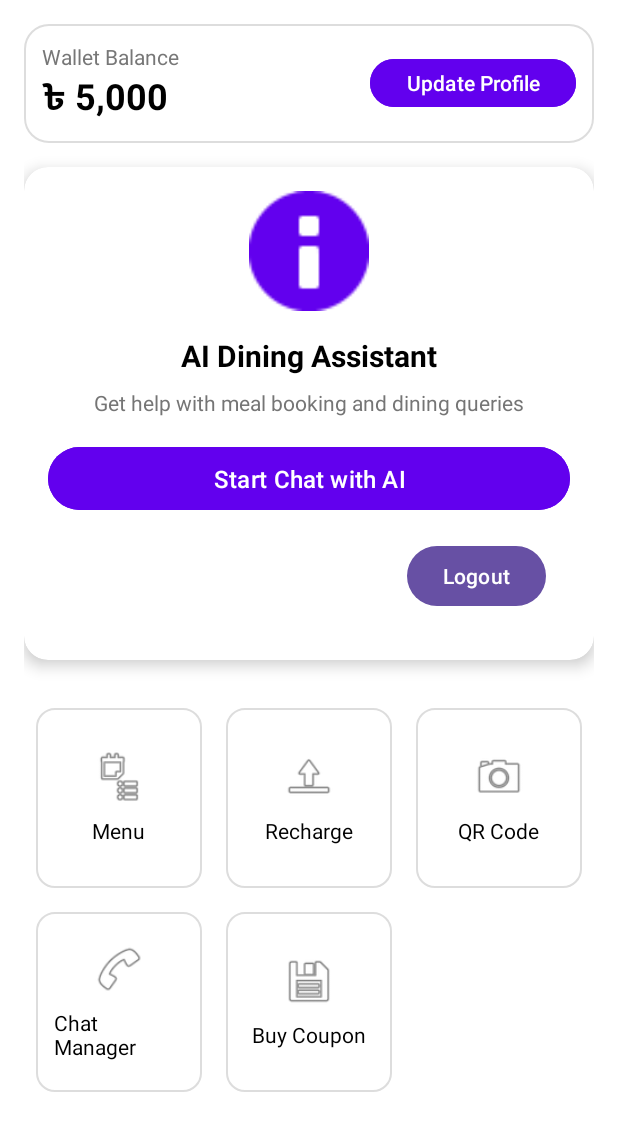
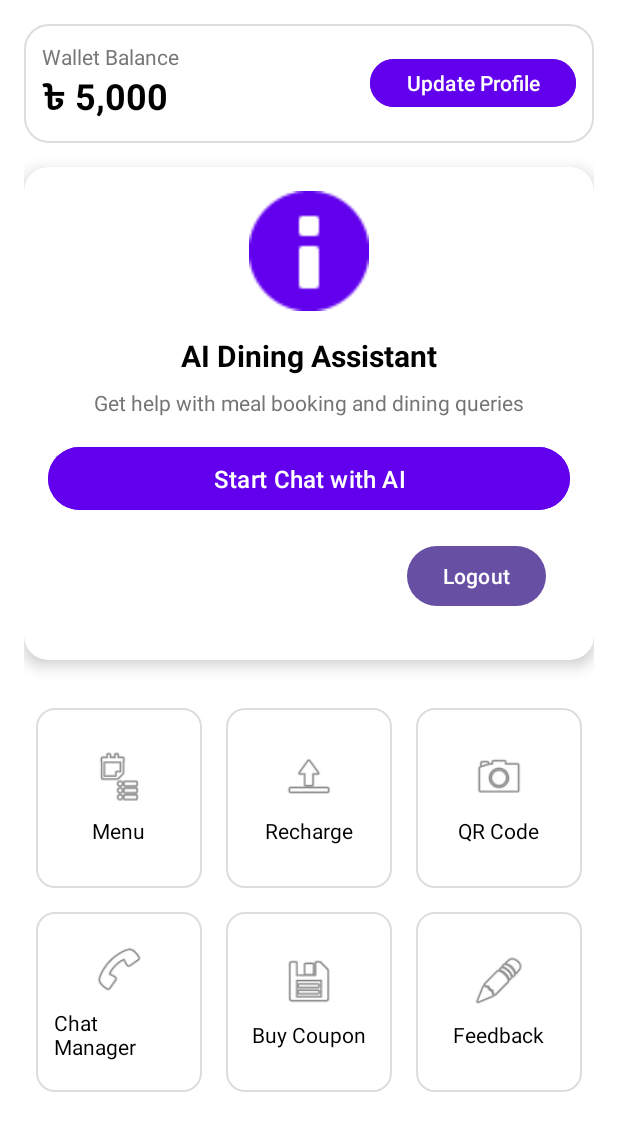
Before and after one commit to ShahedAnnam/JU-Dine-Desk, an Android app: the screen it shows after launch once a user with an empty profile is signed in (StudentDashboardActivity), on a phone screen of 412 x 824 dp. Shown: the top 1131 px of the screen. Run offline under Robolectric (Android 15) with nearby library versions, the phone set to English and light mode, and no system bars; our stand-ins replace Firebase (no records; nobody signed in at launch, a user with empty details on screens opened directly); 1 statement that could not run was skipped.

Commit message:
Feedback feature added

```diff
--- a/app/src/main/java/com/example/judinedesk/activities/MainActivity.kt
+++ b/app/src/main/java/com/example/judinedesk/activities/MainActivity.kt
@@ -52,6 +52,7 @@ class MainActivity : AppCompatActivity() {
         finish() // Close MainActivity so user can't go back
     }
 
+
     override fun onStart() {
         super.onStart()
         // Optional: Check if user logged out from other activities
--- a/app/src/main/java/com/example/judinedesk/activities/StudentDashboardActivity.kt
+++ b/app/src/main/java/com/example/judinedesk/activities/StudentDashboardActivity.kt
@@ -8,6 +8,7 @@ import androidx.appcompat.app.AppCompatActivity
 import com.example.judinedesk.R
 import com.example.judinedesk.utils.AuthHelper
 import android.widget.Toast
+
 
 class StudentDashboardActivity : AppCompatActivity() {
 
@@ -23,6 +24,13 @@ class StudentDashboardActivity : AppCompatActivity() {
         setContentView(R.layout.activity_student_dashboard)
         setupChatButton()
         setupLogoutButton()
+        setupFeedbackButton()
+    }
+    private fun setupFeedbackButton() {
+        val btnFeedback = findViewById<Button>(R.id.btn_feedback)
+        btnFeedback.setOnClickListener {
+            startActivity(Intent(this, FeedbackActivity::class.java))
+        }
     }
 
 
--- a/app/src/main/res/layout/activity_student_dashboard.xml
+++ b/app/src/main/res/layout/activity_student_dashboard.xml
@@ -254,6 +254,33 @@
                     android:textColor="#000"
                     android:layout_marginTop="8dp"/>
             </LinearLayout>
+            <!-- Feedback -->
+            <LinearLayout
+                android:id="@+id/feedback_layout"
+                android:layout_width="0dp"
+                android:layout_height="120dp"
+                android:layout_columnWeight="1"
+                android:orientation="vertical"
+                android:gravity="center"
+                android:background="@drawable/feature_card"
+                android:layout_margin="8dp"
+                android:padding="12dp">
+
+                <ImageView
+                    android:layout_width="36dp"
+                    android:layout_height="36dp"
+                    android:src="@android:drawable/ic_menu_edit"
+                    android:contentDescription="Feedback" />
+
+                <TextView
+                    android:layout_width="wrap_content"
+                    android:layout_height="wrap_content"
+                    android:text="Feedback"
+                    android:textSize="14sp"
+                    android:textColor="#000"
+                    android:layout_marginTop="8dp"/>
+            </LinearLayout>
+
 
         </GridLayout>
     </LinearLayout>
--- /dev/null
+++ b/app/src/main/res/values/ids.xml
@@ -0,0 +1,4 @@
+<?xml version="1.0" encoding="utf-8"?>
+<resources>
+    <item name="btn_feedback" type="id"/>
+</resources>
```
Also changed, not shown: app/src/main/AndroidManifest.xml (+8 -0 lines), app/src/main/java/com/example/judinedesk/activities/FeedbackActivity.kt (added, +42 -0 lines), app/src/main/java/com/example/judinedesk/activities/ReviewActivity.kt (added, +34 -0 lines), app/src/main/java/models/Meal.kt (added, +9 -0 lines), app/src/main/res/layout/activity_feedback.xml (added, +20 -0 lines), app/src/main/res/layout/activity_review.xml (added, +30 -0 lines), 450 other files.
